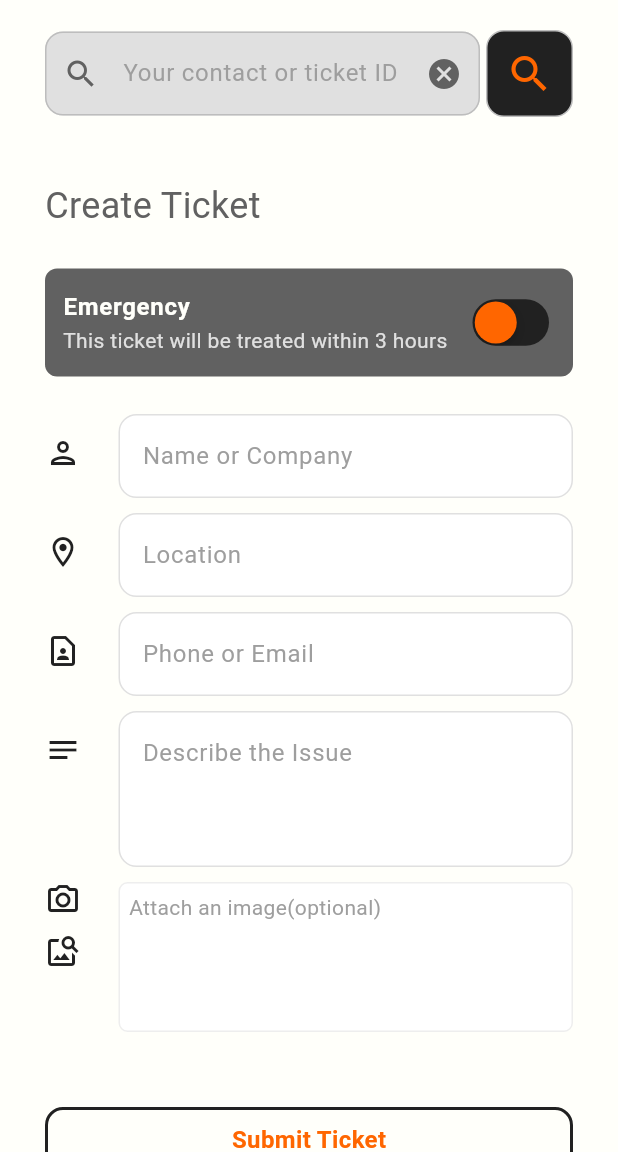
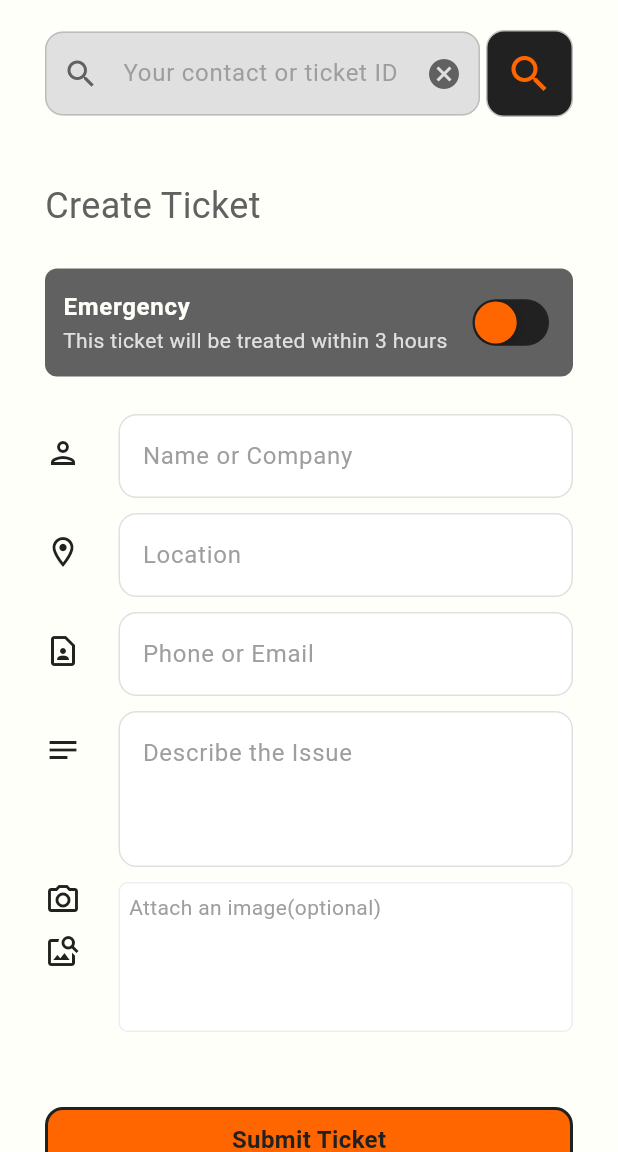
Before and after one commit to Antoine-Ringnyu/techshop, a Flutter app: the screen it shows after launch, after a tap on "Submit Ticket", on a phone screen of 412 x 824 dp, the part 84-1236 px from its top. Run offline on Flutter 3.47's test engine with Material 3 defaults, Android fonts, the light colour scheme and no system bars; our stand-ins replace flutter_bloc, image_picker, supabase_flutter; accounts and stored records are empty; network calls fail.

Commit message:
done refining the code to reflect  clean architecture

```diff
--- a/lib/app.dart
+++ b/lib/app.dart
@@ -1,19 +1,19 @@
 import 'package:flutter/material.dart';
 import 'package:flutter_bloc/flutter_bloc.dart';
 import 'package:techrx/features/auth/data/auth_gate.dart';
-import 'package:techrx/features/searchTickets/data/supabase_search_repo.dart';
 import 'package:techrx/features/searchTickets/presentation/cubit/search_cubit.dart';
+import 'package:techrx/features/ticket/data/supaabase_ticket_repo.dart';
 import 'package:techrx/themes/light_mode.dart';
 
 class MyApp extends StatelessWidget {
   //search repo
-  final supabaseSearchRepo = SupabaseSearchRepo();
+  final supabaseSearchRepo = SupaabaseTicketRepo();
   MyApp({super.key});
 
   @override
   Widget build(BuildContext context) {
     return BlocProvider<SearchCubit>(
-      create: (context) => SearchCubit(searchRepo: supabaseSearchRepo),
+      create: (context) => SearchCubit(ticketRepo: supabaseSearchRepo),
       child: MaterialApp(
         debugShowCheckedModeBanner: false,
         theme: lightMode,
--- a/lib/features/Welcome/presentation/components/sample_tickets.dart
+++ b/lib/features/Welcome/presentation/components/sample_tickets.dart
@@ -1,5 +1,5 @@
 import 'package:flutter/material.dart';
-import 'package:techrx/features/ticket/data/datasources/ticket_db.dart';
+import 'package:techrx/features/ticket/data/supaabase_ticket_repo.dart';
 
 class SampleTickets extends StatefulWidget {
   const SampleTickets({super.key});
@@ -9,7 +9,8 @@ class SampleTickets extends StatefulWidget {
 }
 
 class _SampleTicketsState extends State<SampleTickets> {
-  final ticketdb = TicketDb(); // Instance of TicketDb to access stream
+  final supabaseTicketRepo =
+      SupaabaseTicketRepo(); // Instance of TicketDb to access stream
 
   @override
   Widget build(BuildContext context) {
@@ -17,7 +18,7 @@ class _SampleTicketsState extends State<SampleTickets> {
       height: 250,
       child: StreamBuilder(
         // Listening to the stream from TicketDb
-        stream: ticketdb.stream,
+        stream: supabaseTicketRepo.stream,
 
         // Building UI based on stream data
         builder: (context, snapshot) {
@@ -40,8 +41,13 @@ class _SampleTicketsState extends State<SampleTickets> {
               final ticket = tickets[index];
 
               // Display each ticket's issue description
-              return Row(
-                // crossAxisAlignment: CrossAxisAlignment.start,
+              return Column(
+                children: [
+                  Divider(
+                    color: Colors.grey[400],
+                  ),
+                  Row(
+                    crossAxisAlignment: CrossAxisAlignment.start,
                     mainAxisAlignment: MainAxisAlignment.start,
                     children: [
                       Container(
@@ -49,8 +55,9 @@ class _SampleTicketsState extends State<SampleTickets> {
                         decoration: BoxDecoration(
                             color: Colors.white,
                             border: Border.all(
-                            color:
-                                Theme.of(context).colorScheme.inversePrimary),
+                                color: Theme.of(context)
+                                    .colorScheme
+                                    .inversePrimary),
                             borderRadius: BorderRadius.circular(8)),
                         child: Icon(
                           Icons.person,
@@ -62,18 +69,28 @@ class _SampleTicketsState extends State<SampleTickets> {
                       ),
                       Expanded(
                         child: ListTile(
-                      contentPadding: EdgeInsets.zero,
-                      // textColor: Colors.black,
+                          contentPadding:
+                              EdgeInsets.all(0), // Ensures no padding
+                          horizontalTitleGap: 0, // Removes the horizontal gap
+                          minVerticalPadding: 0, // Removes vertical padding
+                          dense:
+                              true, // Makes the ListTile more compact by reducing height
                           title: Text(ticket.userName),
-                      subtitle: Text(ticket.issueDescription),
+                          subtitle: Padding(
+                            padding: EdgeInsets.only(
+                                top: 4.0), // Add vertical padding to subtitle
+                            child: Text(ticket.issueDescription),
+                          ),
                           titleTextStyle: TextStyle(
-                        color: Theme.of(context).colorScheme.primary,
+                            color: Theme.of(context).colorScheme.secondary,
                             fontWeight: FontWeight.bold,
                           ),
                           subtitleTextStyle: TextStyle(
                             color: Theme.of(context).colorScheme.secondary,
                           ),
                         ),
+                      ),
+                    ],
                   ),
                 ],
               );
--- a/lib/features/Welcome/presentation/pages/welcome_page.dart
+++ b/lib/features/Welcome/presentation/pages/welcome_page.dart
@@ -60,15 +60,14 @@ class _WelcomePageState extends State<WelcomePage> {
               children: [
                 // Search and Create Ticket
                 Container(
-                  padding: const EdgeInsets.fromLTRB(30,120,30,50),
+                  padding: const EdgeInsets.fromLTRB(30, 120, 30, 50),
                   color: Theme.of(context).colorScheme.inversePrimary,
                   child: const CreateTicket(),
-
                 ),
 
                 // Sample Tickets
                 const Padding(
-                  padding: EdgeInsets.symmetric(vertical: 12.0, horizontal: 15),
+                  padding: EdgeInsets.symmetric(vertical: 12.0, horizontal: 30),
                   child: SampleTickets(),
                 ),
                 // Container(
@@ -80,11 +79,11 @@ class _WelcomePageState extends State<WelcomePage> {
 
             // The floating dropdown from SearchTickets will be positioned above the other content
             const Positioned(
-              top:20, // You can adjust this value to control where the dropdown appears
+              top:
+                  20, // You can adjust this value to control where the dropdown appears
               left: 30,
               right: 30,
-              child:
-                  SearchTickets(), // It will overlay on top of the ListView
+              child: SearchTickets(), // It will overlay on top of the ListView
             ),
           ],
         ),
--- a/lib/features/searchTickets/domain/search_repo.dart
+++ /dev/null
@@ -1,5 +0,0 @@
-import 'package:techrx/features/ticket/domain/entities/ticket.dart';
-
-abstract class SearchRepo {
-  Future<List<Ticket?>> searchTickets(String query);
-}
--- a/lib/features/searchTickets/presentation/cubit/search_cubit.dart
+++ b/lib/features/searchTickets/presentation/cubit/search_cubit.dart
@@ -1,10 +1,10 @@
 import 'package:flutter_bloc/flutter_bloc.dart';
-import 'package:techrx/features/searchTickets/domain/search_repo.dart';
 import 'package:techrx/features/searchTickets/presentation/cubit/search_state.dart';
+import 'package:techrx/features/ticket/domain/repos/ticket_repo.dart';
 
 class SearchCubit extends Cubit<SearchState> {
-  final SearchRepo searchRepo;
-  SearchCubit({required this.searchRepo}) : super(SearchInitial());
+  final TicketRepo ticketRepo;
+  SearchCubit({required this.ticketRepo}) : super(SearchInitial());
 
   Future<void> searchTickets(String query) async {
     if (query.isEmpty) {
@@ -14,7 +14,7 @@ class SearchCubit extends Cubit<SearchState> {
 
     try {
       emit(SearchLoading());
-      final tickets = await searchRepo.searchTickets(query);
+      final tickets = await ticketRepo.fetchTicketByContactAndId(query);
       emit(SearchLoaded(tickets));
     } catch (e) {
       emit(SearchError("Error fetching search results"));
--- a/lib/features/ticket/data/datasources/ticket_db.dart
+++ b/lib/features/ticket/data/supabase_ticket_repo.dart
@@ -1,7 +1,9 @@
+ /*
+
 import 'package:supabase_flutter/supabase_flutter.dart';
 import 'package:techrx/features/ticket/domain/entities/ticket.dart';
 
-class TicketDb {
+class SupabaseTicketRepo {
   //database tickets
   final database = Supabase.instance.client.from('tickets');
 
@@ -27,8 +29,14 @@ class TicketDb {
   }
 
   //update ticket
-  Future updateTicket(Ticket oldTicket, String newUserName, String newLocation,
-      String newContact, String newIssueDescription, String? newStatus, String? imageUrl) async {
+  Future updateTicket(
+      Ticket oldTicket,
+      String newUserName,
+      String newLocation,
+      String newContact,
+      String newIssueDescription,
+      String? newStatus,
+      String? imageUrl) async {
     await database.update({
       'userName': newUserName,
       'location': newLocation,
@@ -44,3 +52,5 @@ class TicketDb {
     await database.delete().eq('id', ticket.id!);
   }
 }
+
+*/
--- a/lib/features/ticket/presentation/pages/create_ticket.dart
+++ b/lib/features/ticket/presentation/pages/create_ticket.dart
@@ -5,7 +5,7 @@ import 'package:flutter/material.dart';
 import 'package:image_picker/image_picker.dart';
 import 'package:supabase_flutter/supabase_flutter.dart';
 import 'package:techrx/features/auth/presentation/components/my_button.dart';
-import 'package:techrx/features/ticket/data/datasources/ticket_db.dart';
+import 'package:techrx/features/ticket/data/supaabase_ticket_repo.dart';
 import 'package:techrx/features/ticket/domain/entities/ticket.dart';
 import 'package:techrx/features/ticket/presentation/components/my_ticket_textfield.dart';
 
@@ -17,7 +17,7 @@ class CreateTicket extends StatefulWidget {
 }
 
 class _CreateTicketState extends State<CreateTicket> {
-  final ticketDb = TicketDb();
+  final supabaseTicketRepo = SupaabaseTicketRepo();
 
   // Controllers
   final nameController = TextEditingController();
@@ -88,7 +88,7 @@ class _CreateTicketState extends State<CreateTicket> {
       imageUrl: imageUrls.join(','), // Store URLs as a comma-separated string
     );
 
-    await ticketDb.createTicket(newTicket);
+    await supabaseTicketRepo.createTicket(newTicket);
 
     // Reset state
     nameController.clear();
@@ -284,7 +284,12 @@ class _CreateTicketState extends State<CreateTicket> {
           const SizedBox(height: 50),
 
           // Submit button
-          MyButton(onTab: submit, text: "Submit Ticket"),
+          MyButton(
+            onTab: submit,
+            text: "Submit Ticket",
+            textColor: Theme.of(context).colorScheme.primary,
+            containerColor: Theme.of(context).colorScheme.tertiary,
+          ),
         ],
       ),
     );
```
Also changed, not shown: lib/features/searchTickets/data/supabase_search_repo.dart (deleted, +0 -24 lines), lib/features/searchTickets/presentation/components/ticket_tile.dart (+15 -3 lines), lib/features/ticket/data/supaabase_ticket_repo.dart (added, +85 -0 lines), lib/features/ticket/domain/repos/ticket_repo.dart (added, +17 -0 lines), lib/features/ticket/presentation/pages/ticket_page.dart (+0 -19 lines), lib/main.dart (line endings or trailing spaces). Lines whose indentation alone changed are shown as unchanged.
